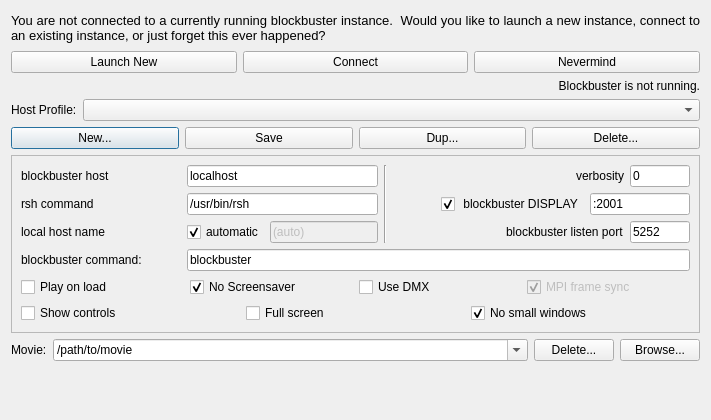
First picture: the form in blockbuster/src/blockbuster/sidecar/blockbusterLaunchDialog.ui, repository LLNL/blockbuster, before the edit.
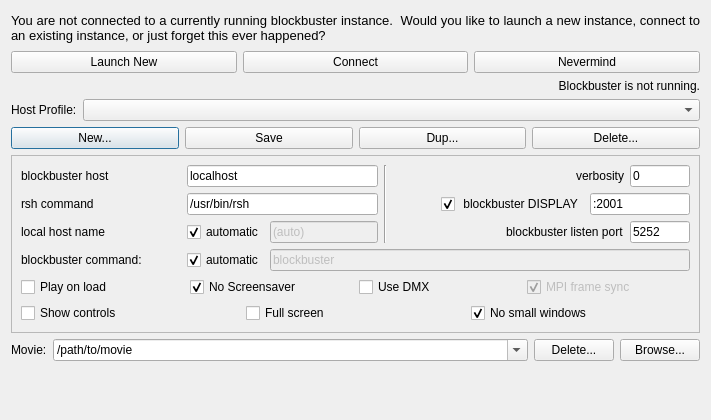
Second picture: the form after the edit.

Commit message: Improved launch dialog layout to improve readability and interaction.; Added "automatic" checkbox to blockbuster command to generate full path to blockbuster as default remote command.

Patch:
```diff
--- a/blockbuster/src/blockbuster/sidecar/blockbusterLaunchDialog.ui
+++ b/blockbuster/src/blockbuster/sidecar/blockbusterLaunchDialog.ui
@@ -505,8 +505,21 @@
             </property>
            </widget>
           </item>
+          <item>
+           <widget class="QCheckBox" name="autoBlockbusterPathCheckBox">
+            <property name="text">
+             <string>automatic</string>
+            </property>
+            <property name="checked">
+             <bool>true</bool>
+            </property>
+           </widget>
+          </item>
           <item>
            <widget class="QLineEdit" name="blockbusterPathField">
+            <property name="enabled">
+             <bool>false</bool>
+            </property>
             <property name="sizePolicy">
              <sizepolicy hsizetype="MinimumExpanding" vsizetype="Fixed">
               <horstretch>0</horstretch>
```
The commit also changes 9 other files.
